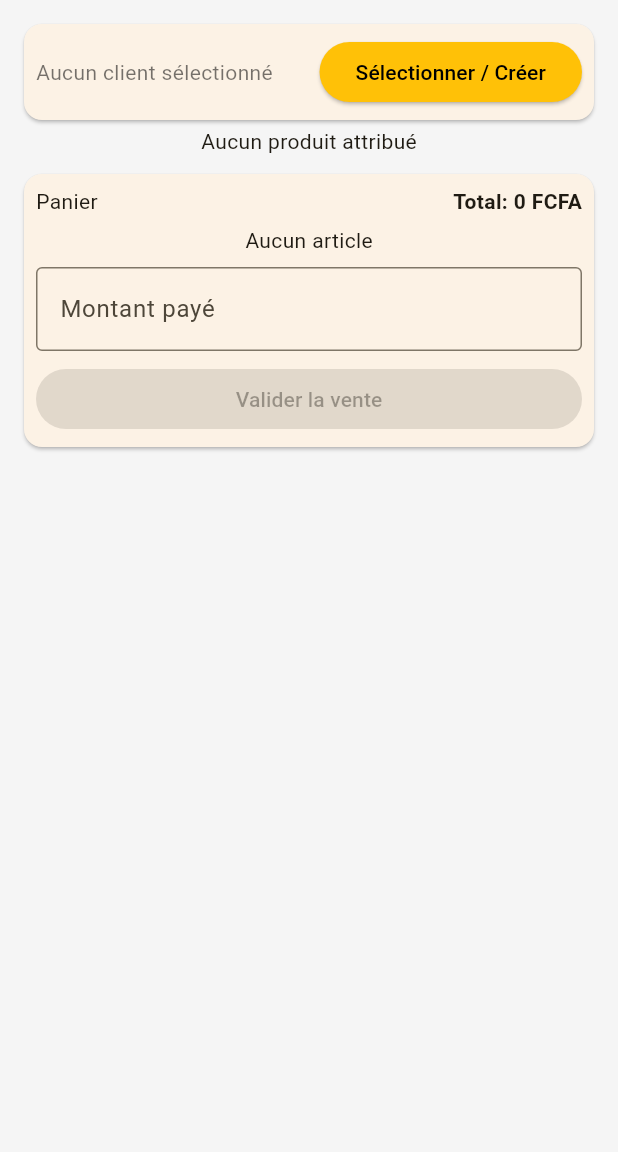
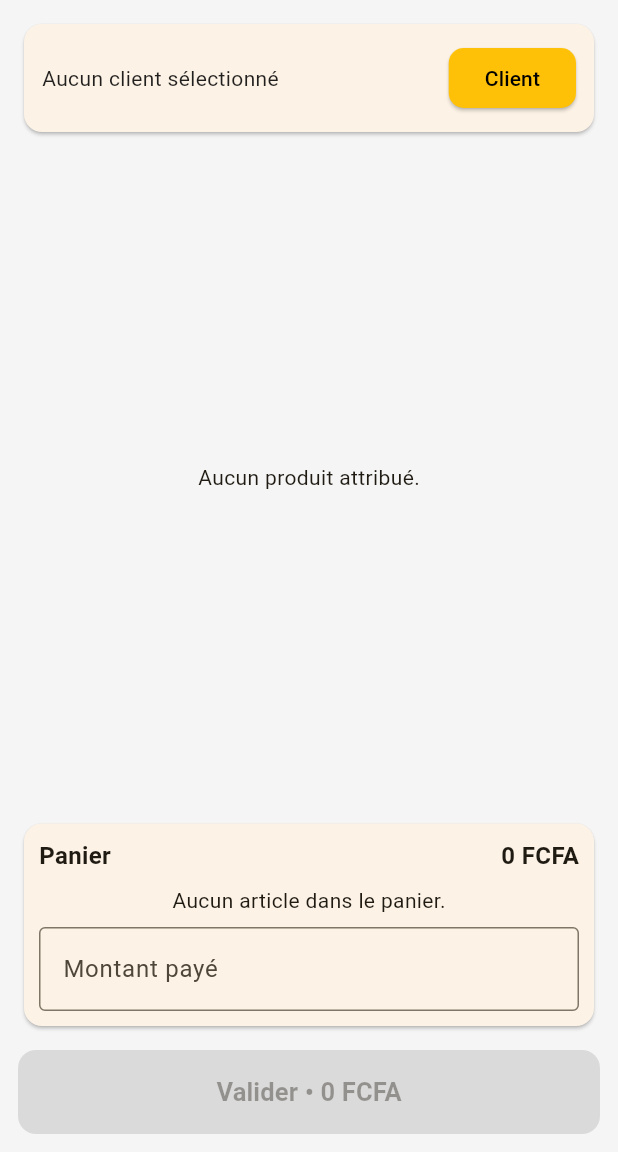
Before and after one commit to pytharchimede/hillemballage_stock, a Flutter app: the SalesQuickScreen screen opened by its route, on a phone screen of 412 x 824 dp, the part 84-1236 px from its top. Run offline on Flutter 3.47's test engine with Material 3 defaults, Android fonts, the phone set to English and light mode, and no system bars; our stand-ins replace google_fonts, image_picker, shared_preferences; accounts and stored records are empty; network calls fail.

Commit message:
Amélioration de la gestion des produits et du panier dans l'écran de vente rapide

```diff
--- a/flutter_livreur/lib/screens/sales_quick.dart
+++ b/flutter_livreur/lib/screens/sales_quick.dart
@@ -41,26 +41,40 @@ class _SalesQuickScreenState extends State<SalesQuickScreen> {
 
   Future<void> _load() async {
     if (round == null) return;
-    final depotId = round!['depot_id'] as int? ?? 0;
+    final depotId = int.tryParse(round!['depot_id'].toString()) ?? 0;
+
+    // Statistiques (qty_sold)
     final stats = await Api.roundStats(round!['id'] as int);
+
+    // Produits attribués
     final assigned = (round!['items'] as List<dynamic>? ?? []);
+
+    // Produits du dépôt
     final depotProducts = await Api.depotProducts(depotId);
+
+    // Map rapide des stats
     final statMap = <int, Map<String, dynamic>>{};
     for (final it in (stats?['items'] as List<dynamic>? ?? [])) {
       statMap[(it['product_id'] as int)] = it as Map<String, dynamic>;
     }
+
+    // Construction liste affichable
     final list = <Map<String, dynamic>>[];
     for (final it in assigned) {
       final pid = int.tryParse(it['product_id'].toString()) ?? 0;
+
       final full = depotProducts.firstWhere(
         (p) => int.tryParse(p['id'].toString()) == pid,
         orElse: () => {},
       );
+
       final st = statMap[pid] ?? {};
       final qtyAssigned = int.tryParse(it['qty_assigned'].toString()) ?? 0;
       final qtySold = int.tryParse((st['qty_sold'] ?? '0').toString()) ?? 0;
-      final stockDepot = qtyAssigned - qtySold;
-      if (stockDepot > 0) {
+
+      final remaining = qtyAssigned - qtySold;
+
+      if (remaining > 0) {
         list.add({
           'id': pid,
           'name': (full['name'] ?? it['name'] ?? 'Produit #$pid').toString(),
@@ -68,10 +82,11 @@ class _SalesQuickScreenState extends State<SalesQuickScreen> {
                 (full['unit_price'] ?? it['unit_price'] ?? '0').toString(),
               ) ??
               0,
-          'stock_depot': stockDepot,
+          'stock_depot': remaining,
         });
       }
     }
+
     setState(() {
       products = list;
     });
@@ -86,12 +101,14 @@ class _SalesQuickScreenState extends State<SalesQuickScreen> {
     final idx = cart.indexWhere((e) => e['product_id'] == p['id']);
     final inCartQty = idx >= 0 ? cart[idx]['quantity'] as int : 0;
     final nextQty = inCartQty + 1;
+
     if (nextQty > (p['stock_depot'] as int)) {
-      ScaffoldMessenger.of(
-        context,
-      ).showSnackBar(const SnackBar(content: Text('Stock insuffisant')));
+      ScaffoldMessenger.of(context).showSnackBar(
+        const SnackBar(content: Text('Stock insuffisant')),
+      );
       return;
     }
+
     if (idx >= 0) {
       cart[idx]['quantity'] = nextQty;
     } else {
@@ -102,48 +119,63 @@ class _SalesQuickScreenState extends State<SalesQuickScreen> {
         'quantity': 1,
       });
     }
+
     setState(() {});
   }
 
   Future<void> _submit() async {
     final depotId = round!['depot_id'] as int;
-    final roundId = round!['id'] as int;
-    if (selectedClient == null || selectedClient!['id'] == null) {
-      ScaffoldMessenger.of(context).showSnackBar(
-        const SnackBar(content: Text('Veuillez sélectionner un client')),
-      );
+    final roundId = int.tryParse(round!['id'].toString()) ?? 0;
+
+    if (selectedClient == null) {
+      ScaffoldMessenger.of(context)
+          .showSnackBar(const SnackBar(content: Text('Client requis.')));
       return;
     }
+
     try {
       await Api.createSale(
         depotId: depotId,
         clientId: int.tryParse(selectedClient!['id'].toString()) ?? 0,
         sellerRoundId: roundId,
         items: cart
-            .map(
-              (it) => {
+            .map((it) => {
                   'product_id': it['product_id'],
                   'quantity': it['quantity'],
                   'unit_price': it['unit_price'],
-              },
-            )
+                })
             .toList(),
         paymentAmount: paid,
       );
+
       if (!mounted) return;
-      ScaffoldMessenger.of(
-        context,
-      ).showSnackBar(const SnackBar(content: Text('Vente enregistrée')));
+
+      showDialog(
+        context: context,
+        builder: (_) => AlertDialog(
+          shape:
+              RoundedRectangleBorder(borderRadius: BorderRadius.circular(12)),
+          title: const Text('Vente enregistrée'),
+          content: const Text('La vente a été validée avec succès.'),
+          actions: [
+            TextButton(
+                onPressed: () => Navigator.pop(context),
+                child: const Text('OK')),
+          ],
+        ),
+      );
+
       setState(() {
         cart.clear();
         paid = 0;
         selectedClient = null;
       });
+
       await _load();
     } catch (e) {
       if (!mounted) return;
       ScaffoldMessenger.of(context)
-          .showSnackBar(SnackBar(content: Text('Erreur: $e')));
+          .showSnackBar(SnackBar(content: Text('Erreur : $e')));
     }
   }
 
@@ -151,39 +183,58 @@ class _SalesQuickScreenState extends State<SalesQuickScreen> {
     final nameCtrl = TextEditingController();
     final phoneCtrl = TextEditingController();
     final addrCtrl = TextEditingController();
+
     List<dynamic> all = await Api.clients();
     List<dynamic> shown = List<dynamic>.from(all);
+
     if (!mounted) return;
+
     await showModalBottomSheet(
       context: context,
       isScrollControlled: true,
+      backgroundColor: Colors.white,
+      shape: const RoundedRectangleBorder(
+        borderRadius: BorderRadius.vertical(top: Radius.circular(18)),
+      ),
       builder: (ctx) {
         return Padding(
           padding: EdgeInsets.only(
             bottom: MediaQuery.of(ctx).viewInsets.bottom,
-            left: 12,
-            right: 12,
-            top: 12,
+            left: 16,
+            right: 16,
+            top: 16,
           ),
           child: StatefulBuilder(
             builder: (ctx, setSt) => SingleChildScrollView(
               child: Column(
                 crossAxisAlignment: CrossAxisAlignment.start,
                 children: [
+                  // Header
                   Row(
                     mainAxisAlignment: MainAxisAlignment.spaceBetween,
                     children: [
                       const Text('Sélectionner un client',
-                          style: TextStyle(fontWeight: FontWeight.w600)),
+                          style: TextStyle(
+                              fontWeight: FontWeight.bold, fontSize: 16)),
                       IconButton(
                           onPressed: () => Navigator.pop(ctx),
                           icon: const Icon(Icons.close))
                     ],
                   ),
-                  const SizedBox(height: 8),
+
+                  const SizedBox(height: 12),
+
+                  // Recherche
                   TextField(
-                    decoration: const InputDecoration(
-                        labelText: 'Rechercher (nom/téléphone)'),
+                    decoration: InputDecoration(
+                      hintText: "Rechercher par nom ou téléphone",
+                      filled: true,
+                      fillColor: Colors.grey.shade100,
+                      prefixIcon: const Icon(Icons.search),
+                      border: OutlineInputBorder(
+                          borderRadius: BorderRadius.circular(12),
+                          borderSide: BorderSide.none),
+                    ),
                     onChanged: (q) {
                       setSt(() {
                         if (q.trim().isEmpty) {
@@ -201,23 +252,31 @@ class _SalesQuickScreenState extends State<SalesQuickScreen> {
                       });
                     },
                   ),
-                  const SizedBox(height: 8),
+
+                  const SizedBox(height: 12),
+
+                  // Liste clients
                   Container(
                     constraints: const BoxConstraints(maxHeight: 260),
                     child: ListView.builder(
                       itemCount: shown.length,
                       itemBuilder: (c, i) {
                         final cl = shown[i] as Map<String, dynamic>;
-                        return ListTile(
-                          dense: true,
-                          title: Text(cl['name']?.toString() ?? 'Client'),
-                          subtitle: Text((cl['phone'] ?? '').toString()),
+                        return Card(
+                          margin: const EdgeInsets.symmetric(vertical: 4),
+                          shape: RoundedRectangleBorder(
+                              borderRadius: BorderRadius.circular(10)),
+                          child: ListTile(
+                            title: Text(cl['name'] ?? "Client"),
+                            subtitle: Text(cl['phone'] ?? ""),
+                            trailing: const Icon(Icons.chevron_right),
                             onTap: () async {
                               setState(() {
                                 selectedClient = cl;
                                 clientBalance = null;
                               });
                               Navigator.pop(ctx);
+
                               final id = int.tryParse((cl['id']).toString());
                               if (id != null) {
                                 final full = await Api.getClient(id);
@@ -228,30 +287,35 @@ class _SalesQuickScreenState extends State<SalesQuickScreen> {
                                 });
                               }
                             },
+                          ),
                         );
                       },
                     ),
                   ),
-                  const Divider(height: 24),
+
+                  const SizedBox(height: 12),
+                  const Divider(),
+
+                  // Nouveau client
                   const Text('Nouveau client',
-                      style: TextStyle(fontWeight: FontWeight.w600)),
-                  const SizedBox(height: 6),
-                  TextField(
-                      controller: nameCtrl,
-                      decoration: const InputDecoration(labelText: 'Nom')),
-                  const SizedBox(height: 6),
-                  TextField(
-                      controller: phoneCtrl,
-                      decoration:
-                          const InputDecoration(labelText: 'Téléphone')),
-                  const SizedBox(height: 6),
-                  TextField(
-                      controller: addrCtrl,
-                      decoration: const InputDecoration(labelText: 'Adresse')),
+                      style:
+                          TextStyle(fontWeight: FontWeight.bold, fontSize: 15)),
                   const SizedBox(height: 8),
+
+                  _inputField("Nom", nameCtrl),
+                  const SizedBox(height: 8),
+                  _inputField("Téléphone", phoneCtrl),
+                  const SizedBox(height: 8),
+                  _inputField("Adresse", addrCtrl),
+                  const SizedBox(height: 16),
+
                   SizedBox(
                     width: double.infinity,
                     child: ElevatedButton(
+                      style: ElevatedButton.styleFrom(
+                          shape: RoundedRectangleBorder(
+                              borderRadius: BorderRadius.circular(12)),
+                          padding: const EdgeInsets.symmetric(vertical: 14)),
                       onPressed: () async {
                         final n = nameCtrl.text.trim();
                         if (n.isEmpty) {
@@ -291,7 +355,8 @@ class _SalesQuickScreenState extends State<SalesQuickScreen> {
                       child: const Text('Créer et sélectionner'),
                     ),
                   ),
-                  const SizedBox(height: 8),
+
+                  const SizedBox(height: 30),
                 ],
               ),
             ),
@@ -301,137 +366,203 @@ class _SalesQuickScreenState extends State<SalesQuickScreen> {
     );
   }
 
+  Widget _inputField(String label, TextEditingController ctrl) {
+    return TextField(
+      controller: ctrl,
+      decoration: InputDecoration(
+        labelText: label,
+        filled: true,
+        fillColor: Colors.grey.shade100,
+        border: OutlineInputBorder(
+            borderRadius: BorderRadius.circular(12),
+            borderSide: BorderSide.none),
+      ),
+    );
+  }
+
   @override
   Widget build(BuildContext context) {
     final fmt = NumberFormat.decimalPattern('fr_FR');
+
     return AppScaffold(
       title: 'Vente rapide',
       currentRoute: '/sales_quick',
-      body: Padding(
-        padding: const EdgeInsets.all(12),
+      body: Stack(
+        children: [
+          Padding(
+            padding: const EdgeInsets.fromLTRB(12, 12, 12, 80),
             child: Column(
               children: [
-            // Bandeau sélection client
-            Card(
+                _clientBanner(fmt),
+                const SizedBox(height: 10),
+                _productGrid(fmt),
+                const SizedBox(height: 10),
+                _cartSection(fmt),
+              ],
+            ),
+          ),
+
+          // BOUTON FLOTTANT — TOTAL + VALIDER
+          Positioned(
+            bottom: 12,
+            left: 12,
+            right: 12,
+            child: ElevatedButton(
+              style: ElevatedButton.styleFrom(
+                padding: const EdgeInsets.symmetric(vertical: 16),
+                backgroundColor: cart.isEmpty ? Colors.grey : Colors.blue,
+                shape: RoundedRectangleBorder(
+                    borderRadius: BorderRadius.circular(12)),
+              ),
+              onPressed: cart.isEmpty ? null : _submit,
+              child: Text(
+                'Valider • ${fmt.format(_total())} FCFA',
+                style:
+                    const TextStyle(fontWeight: FontWeight.bold, fontSize: 17),
+              ),
+            ),
+          ),
+        ],
+      ),
+    );
+  }
+
+  Widget _clientBanner(NumberFormat fmt) {
+    return Card(
+      shape: RoundedRectangleBorder(borderRadius: BorderRadius.circular(12)),
+      elevation: 1,
       child: Padding(
-                padding: const EdgeInsets.all(8.0),
+        padding: const EdgeInsets.all(12),
         child: Row(
           children: [
             Expanded(
               child: Text(
                 selectedClient == null
                     ? 'Aucun client sélectionné'
-                            : '${selectedClient!['name'] ?? 'Client'}${selectedClient!['phone'] != null && (selectedClient!['phone'].toString().isNotEmpty) ? ' • ${selectedClient!['phone']}' : ''}${clientBalance != null ? ' • Solde: ${fmt.format(clientBalance)} FCFA' : ''}',
+                    : '${selectedClient!['name']}'
+                        '${selectedClient!['phone'] != null ? " • ${selectedClient!['phone']}" : ""}'
+                        '${clientBalance != null ? " • Solde: ${fmt.format(clientBalance)} FCFA" : ""}',
                 style: TextStyle(
-                            color: selectedClient == null
-                                ? Colors.black54
-                                : Colors.black87,
                   fontWeight: selectedClient == null
                       ? FontWeight.normal
-                                : FontWeight.w600),
+                      : FontWeight.w600,
+                  color: Colors.black87,
+                ),
               ),
             ),
             ElevatedButton(
               onPressed: _openClientPicker,
-                      child: const Text('Sélectionner / Créer'),
+              style: ElevatedButton.styleFrom(
+                shape: RoundedRectangleBorder(
+                    borderRadius: BorderRadius.circular(10)),
+              ),
+              child: const Text("Client"),
             )
           ],
         ),
       ),
-            ),
-            if (products.isEmpty) const Text('Aucun produit attribué'),
-            if (products.isNotEmpty)
-              Expanded(
+    );
+  }
+
+  Widget _productGrid(NumberFormat fmt) {
+    if (products.isEmpty) {
+      return const Expanded(
+          child: Center(child: Text("Aucun produit attribué.")));
+    }
+
+    return Expanded(
       child: GridView.extent(
-                  maxCrossAxisExtent: 180,
+        maxCrossAxisExtent: 170,
         mainAxisSpacing: 8,
         crossAxisSpacing: 8,
         children: [
           for (final p in products)
             Card(
+              shape: RoundedRectangleBorder(
+                  borderRadius: BorderRadius.circular(12)),
+              elevation: 1,
               child: InkWell(
+                borderRadius: BorderRadius.circular(12),
                 onTap: () => _addToCart(p),
                 child: Padding(
-                            padding: const EdgeInsets.all(8),
+                  padding: const EdgeInsets.all(10),
                   child: Column(
                     crossAxisAlignment: CrossAxisAlignment.start,
                     children: [
-                                Text(
-                                  p['name'],
+                      Text(p['name'],
                           style: const TextStyle(
-                                    fontWeight: FontWeight.w600,
-                                  ),
-                                ),
-                                const SizedBox(height: 4),
-                                Text(
-                                  'PU: ${fmt.format(p['unit_price'])} FCFA',
-                                  style: const TextStyle(color: Colors.black54),
-                                ),
-                                Text(
-                                  'Stock: ${p['stock_depot']}',
-                                  style: const TextStyle(color: Colors.black54),
-                                ),
+                              fontWeight: FontWeight.w600, fontSize: 15)),
+                      const SizedBox(height: 6),
+                      Text('PU: ${fmt.format(p['unit_price'])} FCFA',
+                          style: const TextStyle(
+                              fontSize: 13, color: Colors.black54)),
+                      Text('Stock: ${p['stock_depot']}',
+                          style: const TextStyle(
+                              fontSize: 13, color: Colors.black54)),
                     ],
                   ),
                 ),
               ),
-                      ),
+            )
         ],
       ),
-              ),
-            const SizedBox(height: 8),
-            Card(
+    );
+  }
+
+  Widget _cartSection(NumberFormat fmt) {
+    return Card(
+      shape: RoundedRectangleBorder(borderRadius: BorderRadius.circular(12)),
+      elevation: 1,
       child: Padding(
-                padding: const EdgeInsets.all(8),
+        padding: const EdgeInsets.all(10),
         child: Column(
           children: [
             Row(
               mainAxisAlignment: MainAxisAlignment.spaceBetween,
               children: [
-                        const Text('Panier'),
+                const Text("Panier",
+                    style:
+                        TextStyle(fontSize: 16, fontWeight: FontWeight.bold)),
                 Text(
-                          'Total: ${fmt.format(_total())} FCFA',
-                          style: const TextStyle(fontWeight: FontWeight.bold),
-                        ),
+                  '${fmt.format(_total())} FCFA',
+                  style: const TextStyle(
+                      fontWeight: FontWeight.bold, fontSize: 16),
+                )
               ],
             ),
-                    const SizedBox(height: 6),
-                    if (cart.isEmpty) const Text('Aucun article'),
+            const SizedBox(height: 8),
+            if (cart.isEmpty) const Text("Aucun article dans le panier."),
             if (cart.isNotEmpty)
               Column(
                 children: [
                   for (int i = 0; i < cart.length; i++)
                     ListTile(
-                              title: Text(cart[i]['name'].toString()),
-                              subtitle: Text(
-                                'PU: ${fmt.format(cart[i]['unit_price'])} FCFA',
-                              ),
+                      dense: true,
+                      title: Text(cart[i]['name']),
+                      subtitle:
+                          Text("PU: ${fmt.format(cart[i]['unit_price'])} FCFA"),
                       trailing: Row(
                         mainAxisSize: MainAxisSize.min,
                         children: [
                           IconButton(
+                            icon: const Icon(Icons.remove_circle_outline),
                             onPressed: () {
                               setState(() {
-                                        cart[i]['quantity'] =
-                                            (cart[i]['quantity'] as int) - 1;
-                                        if ((cart[i]['quantity'] as int) <= 0) {
+                                cart[i]['quantity']--;
+                                if (cart[i]['quantity'] <= 0) {
                                   cart.removeAt(i);
                                 }
                               });
                             },
-                                    icon: const Icon(
-                                      Icons.remove_circle_outline,
                           ),
-                                  ),
-                                  Text('${cart[i]['quantity']}'),
+                          Text("${cart[i]['quantity']}"),
                           IconButton(
+                            icon: const Icon(Icons.add_circle_outline),
                             onPressed: () {
                               setState(() {
-                                        cart[i]['quantity'] =
-                                            (cart[i]['quantity'] as int) + 1;
+                                cart[i]['quantity']++;
                               });
                             },
-                                    icon: const Icon(Icons.add_circle_outline),
                           ),
                         ],
                       ),
@@ -441,24 +572,10 @@ class _SalesQuickScreenState extends State<SalesQuickScreen> {
             const SizedBox(height: 8),
             TextField(
               keyboardType: TextInputType.number,
-                      decoration: const InputDecoration(
-                        labelText: 'Montant payé',
-                      ),
+              decoration: const InputDecoration(labelText: "Montant payé"),
               onChanged: (v) {
                 paid = int.tryParse(v) ?? 0;
               },
-                    ),
-                    const SizedBox(height: 8),
-                    SizedBox(
-                      width: double.infinity,
-                      child: ElevatedButton(
-                        onPressed: cart.isEmpty ? null : _submit,
-                        child: const Text('Valider la vente'),
-                      ),
-                    ),
-                  ],
-                ),
-              ),
             ),
           ],
         ),
```
Lines whose indentation alone changed are shown as unchanged.
